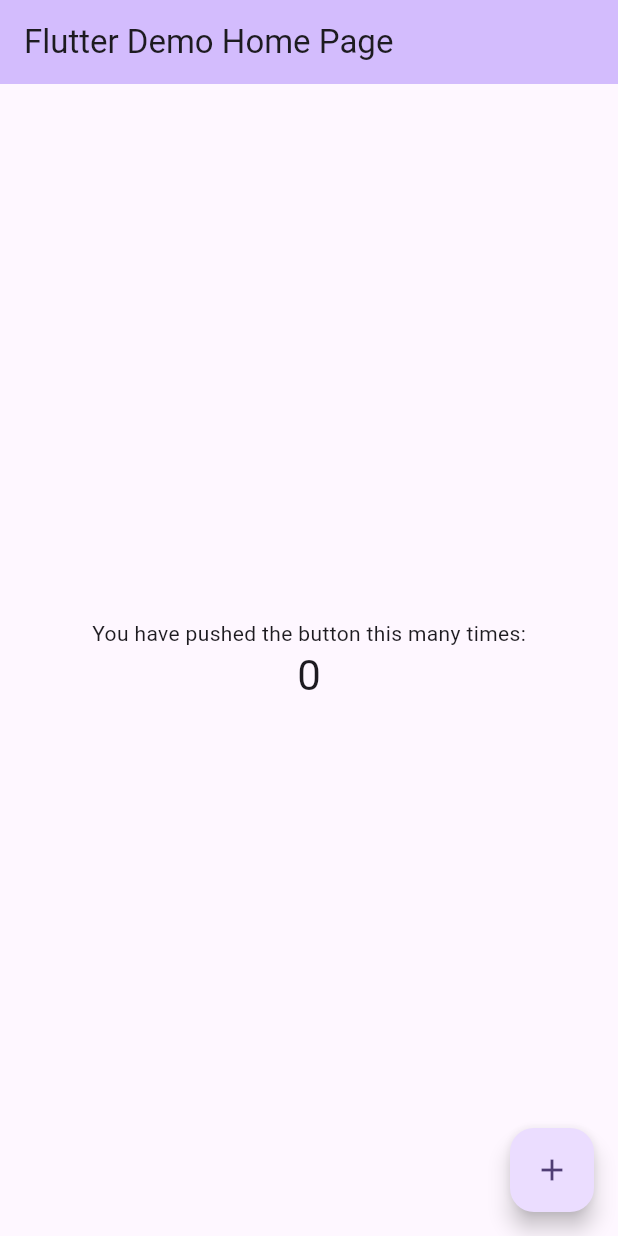
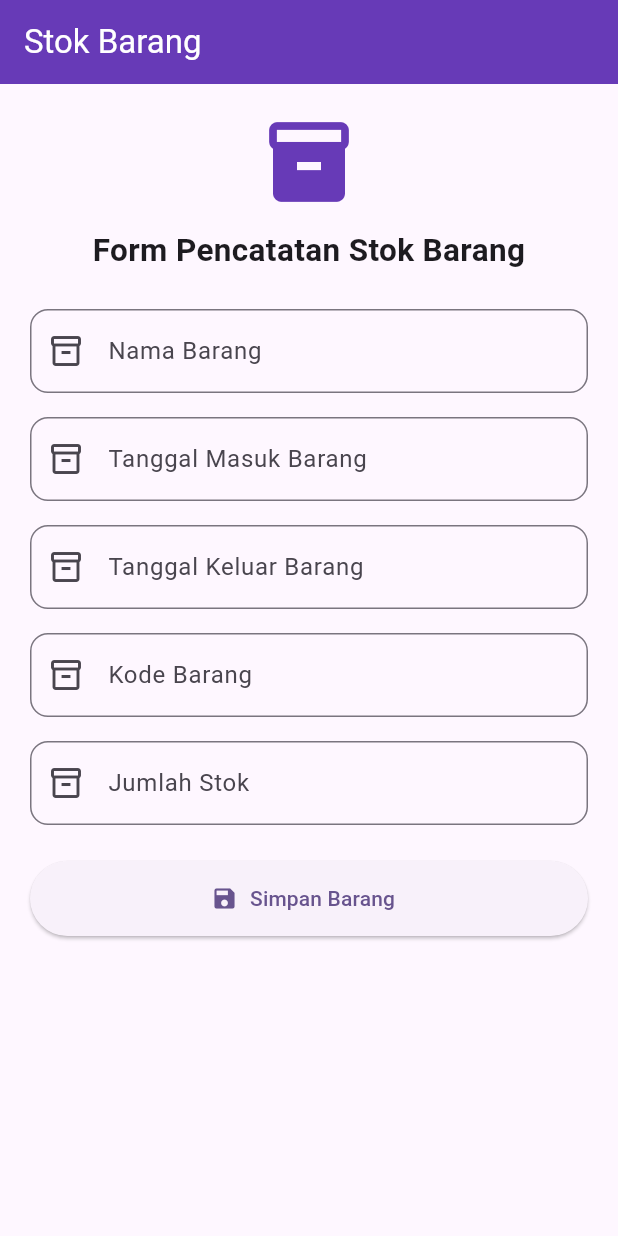
Before and after one commit to MAULS08/Rafi-Maulana-Saputra_kelompok-7_kh002, a Flutter app: the screen it shows after launch, on a phone screen of 412 x 824 dp. Run offline on Flutter 3.47's test engine with Material 3 defaults, Android fonts, the light colour scheme and no system bars; our stand-ins replace cloud_firestore, firebase_core; accounts and stored records are empty.

```diff
--- a/praktikum-05/lib/main.dart
+++ b/praktikum-05/lib/main.dart
@@ -1,121 +1,334 @@
+
 import 'package:flutter/material.dart';
+import 'package:firebase_core/firebase_core.dart';
+import 'package:cloud_firestore/cloud_firestore.dart';
+import 'firebase_options.dart';
 
-void main() {
+void main() async {
+  WidgetsFlutterBinding.ensureInitialized();
+
+  await Firebase.initializeApp(
+    options: DefaultFirebaseOptions.currentPlatform,
+  );
+
   runApp(const MyApp());
 }
 
+// Function ini untuk membuat aplikasi dan mengatur tema.
 class MyApp extends StatelessWidget {
   const MyApp({super.key});
 
-  // This widget is the root of your application.
   @override
   Widget build(BuildContext context) {
     return MaterialApp(
-      title: 'Flutter Demo',
+      debugShowCheckedModeBanner: false,
+      title: 'Pencatatan Stok Barang',
       theme: ThemeData(
-        // This is the theme of your application.
-        //
-        // TRY THIS: Try running your application with "flutter run". You'll see
-        // the application has a purple toolbar. Then, without quitting the app,
-        // try changing the seedColor in the colorScheme below to Colors.green
-        // and then invoke "hot reload" (save your changes or press the "hot
-        // reload" button in a Flutter-supported IDE, or press "r" if you used
-        // the command line to start the app).
-        //
-        // Notice that the counter didn't reset back to zero; the application
-        // state is not lost during the reload. To reset the state, use hot
-        // restart instead.
-        //
-        // This works for code too, not just values: Most code changes can be
-        // tested with just a hot reload.
-        colorScheme: .fromSeed(seedColor: Colors.deepPurple),
+        colorScheme: ColorScheme.fromSeed(
+          seedColor: Colors.deepPurple,
         ),
-      home: const MyHomePage(title: 'Flutter Demo Home Page'),
+        useMaterial3: true,
+      ),
+      home: const MyHomePage(),
     );
   }
 }
 
+// Function ini untuk menampilkan form pencatatan stok barang.
 class MyHomePage extends StatefulWidget {
-  const MyHomePage({super.key, required this.title});
-
-  // This widget is the home page of your application. It is stateful, meaning
-  // that it has a State object (defined below) that contains fields that affect
-  // how it looks.
-
-  // This class is the configuration for the state. It holds the values (in this
-  // case the title) provided by the parent (in this case the App widget) and
-  // used by the build method of the State. Fields in a Widget subclass are
-  // always marked "final".
-
-  final String title;
+  const MyHomePage({super.key});
 
   @override
   State<MyHomePage> createState() => _MyHomePageState();
 }
 
 class _MyHomePageState extends State<MyHomePage> {
-  int _counter = 0;
+  final _formKey = GlobalKey<FormState>();
 
-  void _incrementCounter() {
+  final namaController = TextEditingController();
+  final masukController = TextEditingController();
+  final keluarController = TextEditingController();
+  final kodeController = TextEditingController();
+  final stokController = TextEditingController();
+
+  bool sedangMenyimpan = false;
+
+  // Function ini untuk memvalidasi kode barang.
+  // NIM ganjil 20240801195: tiga digit terakhir adalah 195.
+  // Contoh kode: 123.195 (enam digit angka).
+  String? validasiKode(String? value) {
+    if (value == null || value.trim().isEmpty) {
+      return 'Kode barang wajib diisi';
+    }
+
+    final kode = value.trim();
+    final pola = RegExp(r'^\d+\.\d+$');
+
+    if (!pola.hasMatch(kode)) {
+      return 'Gunakan format desimal, contoh 123.195';
+    }
+
+    final bagian = kode.split('.');
+    final jumlahDigit =
+        bagian[0].length + bagian[1].length;
+
+    if (jumlahDigit < 6) {
+      return 'Kode barang minimal 6 digit angka';
+    }
+
+    if (bagian[1].length != 3 ||
+        bagian[1] != '195') {
+      return 'Tiga digit desimal harus berakhir dengan 195';
+    }
+
+    if (double.tryParse(kode) == null) {
+      return 'Kode barang tidak valid';
+    }
+
+    return null;
+  }
+
+  // Function ini untuk memvalidasi jumlah stok.
+  String? validasiStok(String? value) {
+    if (value == null || value.trim().isEmpty) {
+      return 'Jumlah stok wajib diisi';
+    }
+
+    final stok = int.tryParse(value.trim());
+
+    if (stok == null) {
+      return 'Jumlah stok harus bilangan bulat';
+    }
+
+    if (stok < 0) {
+      return 'Jumlah stok tidak boleh negatif';
+    }
+
+    return null;
+  }
+
+  // Function ini untuk menyimpan data ke Firestore.
+  Future<void> simpanBarang() async {
+    if (!_formKey.currentState!.validate()) {
+      return;
+    }
+
     setState(() {
-      // This call to setState tells the Flutter framework that something has
-      // changed in this State, which causes it to rerun the build method below
-      // so that the display can reflect the updated values. If we changed
-      // _counter without calling setState(), then the build method would not be
-      // called again, and so nothing would appear to happen.
-      _counter++;
+      sedangMenyimpan = true;
+    });
+
+    try {
+      final String nama = namaController.text.trim();
+      final String tanggalMasuk =
+      masukController.text.trim();
+      final String tanggalKeluar =
+      keluarController.text.trim();
+
+      // Konversi kode barang menjadi angka desimal.
+      final double kode =
+      double.parse(kodeController.text.trim());
+
+      // Konversi jumlah stok menjadi integer.
+      final int stok =
+      int.parse(stokController.text.trim());
+
+      await FirebaseFirestore.instance
+          .collection('stok_barang')
+          .add({
+        'nama_barang': nama,
+        'tanggal_masuk': tanggalMasuk,
+        'tanggal_keluar': tanggalKeluar,
+        'kode_barang': kode,
+        'jumlah_stok': stok,
+        'waktu': FieldValue.serverTimestamp(),
+      });
+
+      if (!mounted) return;
+
+      // Kosongkan seluruh input setelah berhasil.
+      namaController.clear();
+      masukController.clear();
+      keluarController.clear();
+      kodeController.clear();
+      stokController.clear();
+
+      ScaffoldMessenger.of(context).showSnackBar(
+        const SnackBar(
+          content: Text('Barang berhasil disimpan!'),
+          backgroundColor: Colors.green,
+        ),
+      );
+    } catch (e) {
+      if (!mounted) return;
+
+      ScaffoldMessenger.of(context).showSnackBar(
+        SnackBar(
+          content: Text('Gagal menyimpan barang: $e'),
+          backgroundColor: Colors.red,
+        ),
+      );
+    } finally {
+      if (mounted) {
+        setState(() {
+          sedangMenyimpan = false;
         });
       }
+    }
+  }
 
+  // Function ini untuk membuat komponen input.
+  Widget buatField({
+    required String label,
+    required TextEditingController controller,
+    required String? Function(String?) validator,
+    TextInputType keyboard = TextInputType.text,
+    String? hint,
+  }) {
+    return Padding(
+      padding: const EdgeInsets.only(bottom: 16),
+      child: TextFormField(
+        controller: controller,
+        keyboardType: keyboard,
+        validator: validator,
+        decoration: InputDecoration(
+          labelText: label,
+          hintText: hint,
+          border: OutlineInputBorder(
+            borderRadius: BorderRadius.circular(12),
+          ),
+          prefixIcon: const Icon(Icons.inventory_2_outlined),
+        ),
+      ),
+    );
+  }
+
+  // Function ini untuk membebaskan controller saat halaman ditutup.
+  @override
+  void dispose() {
+    namaController.dispose();
+    masukController.dispose();
+    keluarController.dispose();
+    kodeController.dispose();
+    stokController.dispose();
+    super.dispose();
+  }
+
+  // Function ini untuk menampilkan seluruh form aplikasi.
   @override
   Widget build(BuildContext context) {
-    // This method is rerun every time setState is called, for instance as done
-    // by the _incrementCounter method above.
-    //
-    // The Flutter framework has been optimized to make rerunning build methods
-    // fast, so that you can just rebuild anything that needs updating rather
-    // than having to individually change instances of widgets.
     return Scaffold(
       appBar: AppBar(
-        // TRY THIS: Try changing the color here to a specific color (to
-        // Colors.amber, perhaps?) and trigger a hot reload to see the AppBar
-        // change color while the other colors stay the same.
-        backgroundColor: Theme.of(context).colorScheme.inversePrimary,
-        // Here we take the value from the MyHomePage object that was created by
-        // the App.build method, and use it to set our appbar title.
-        title: Text(widget.title),
+        title: const Text('Stok Barang'),
+        backgroundColor: Colors.deepPurple,
+        foregroundColor: Colors.white,
       ),
-      body: Center(
-        // Center is a layout widget. It takes a single child and positions it
-        // in the middle of the parent.
+      body: SingleChildScrollView(
+        padding: const EdgeInsets.all(20),
+        child: Form(
+          key: _formKey,
           child: Column(
-          // Column is also a layout widget. It takes a list of children and
-          // arranges them vertically. By default, it sizes itself to fit its
-          // children horizontally, and tries to be as tall as its parent.
-          //
-          // Column has various properties to control how it sizes itself and
-          // how it positions its children. Here we use mainAxisAlignment to
-          // center the children vertically; the main axis here is the vertical
-          // axis because Columns are vertical (the cross axis would be
-          // horizontal).
-          //
-          // TRY THIS: Invoke "debug painting" (choose the "Toggle Debug Paint"
-          // action in the IDE, or press "p" in the console), to see the
-          // wireframe for each widget.
-          mainAxisAlignment: .center,
+            crossAxisAlignment: CrossAxisAlignment.stretch,
             children: [
-            const Text('You have pushed the button this many times:'),
-            Text(
-              '$_counter',
-              style: Theme.of(context).textTheme.headlineMedium,
+              const Icon(
+                Icons.inventory_2,
+                size: 64,
+                color: Colors.deepPurple,
+              ),
+              const SizedBox(height: 12),
+              const Text(
+                'Form Pencatatan Stok Barang',
+                textAlign: TextAlign.center,
+                style: TextStyle(
+                  fontSize: 21,
+                  fontWeight: FontWeight.bold,
+                ),
+              ),
+              const SizedBox(height: 24),
+
+              buatField(
+                label: 'Nama Barang',
+                hint: 'Contoh: R - Buku Tulis',
+                controller: namaController,
+                validator: (value) {
+                  if (value == null ||
+                      value.trim().isEmpty) {
+                    return 'Nama barang wajib diisi';
+                  }
+                  return null;
+                },
+              ),
+
+              buatField(
+                label: 'Tanggal Masuk Barang',
+                hint: 'Contoh: 16-10-2026',
+                controller: masukController,
+                validator: (value) {
+                  if (value == null ||
+                      value.trim().isEmpty) {
+                    return 'Tanggal masuk wajib diisi';
+                  }
+                  return null;
+                },
+              ),
+
+              buatField(
+                label: 'Tanggal Keluar Barang',
+                hint: 'Contoh: 20-10-2026',
+                controller: keluarController,
+                validator: (value) {
+                  if (value == null ||
+                      value.trim().isEmpty) {
+                    return 'Tanggal keluar wajib diisi';
+                  }
+                  return null;
+                },
+              ),
+
+              buatField(
+                label: 'Kode Barang',
+                hint: 'Contoh: 123.195',
+                controller: kodeController,
+                keyboard: const TextInputType.numberWithOptions(
+                  decimal: true,
+                ),
+                validator: validasiKode,
+              ),
+
+              buatField(
+                label: 'Jumlah Stok',
+                hint: 'Contoh: 25',
+                controller: stokController,
+                keyboard: TextInputType.number,
+                validator: validasiStok,
+              ),
+
+              const SizedBox(height: 8),
+
+              SizedBox(
+                height: 50,
+                child: ElevatedButton.icon(
+                  onPressed: sedangMenyimpan
+                      ? null
+                      : simpanBarang,
+                  icon: sedangMenyimpan
+                      ? const SizedBox(
+                    width: 20,
+                    height: 20,
+                    child: CircularProgressIndicator(
+                      strokeWidth: 2,
+                    ),
+                  )
+                      : const Icon(Icons.save),
+                  label: Text(
+                    sedangMenyimpan
+                        ? 'Menyimpan...'
+                        : 'Simpan Barang',
+                  ),
+                ),
               ),
             ],
           ),
         ),
-      floatingActionButton: FloatingActionButton(
-        onPressed: _incrementCounter,
-        tooltip: 'Increment',
-        child: const Icon(Icons.add),
       ),
     );
   }
--- a/praktikum-05/pubspec.yaml
+++ b/praktikum-05/pubspec.yaml
@@ -1,4 +1,4 @@
-name: praktikum_05
+name: stok_barang_app
 description: "A new Flutter project."
 # The following line prevents the package from being accidentally published to
 # pub.dev using `flutter pub publish`. This is preferred for private packages.
@@ -34,6 +34,8 @@ dependencies:
   # The following adds the Cupertino Icons font to your application.
   # Use with the CupertinoIcons class for iOS style icons.
   cupertino_icons: ^1.0.8
+  firebase_core: ^5.0.0
+  cloud_firestore: ^7.0.0
 
 dev_dependencies:
   flutter_test:
```
Also changed, not shown: praktikum-04/lib/theme/app_theme.dart (renamed from praktikum-03/lib/theme/app_theme.dart), praktikum-04/lib/widgets/app_button.dart (renamed from praktikum-03/lib/widgets/app_button.dart), praktikum-05/lib/firebase_options.dart (added), praktikum-05/pubspec.lock, 4 other files. Lines whose indentation alone changed are shown as unchanged.
